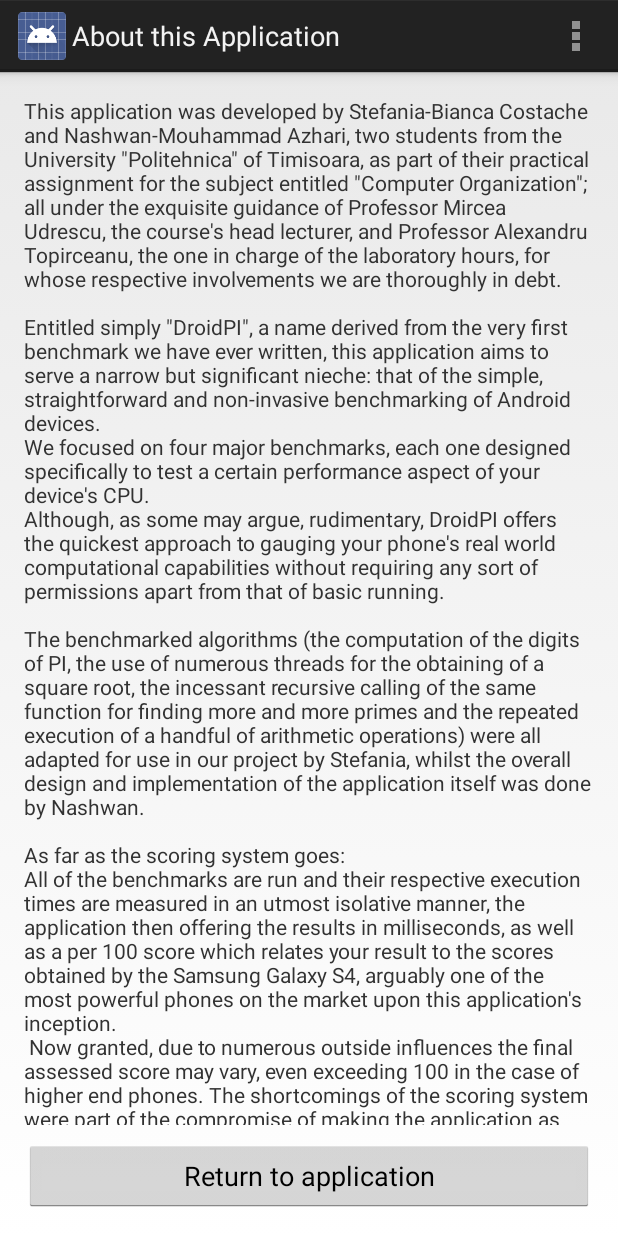
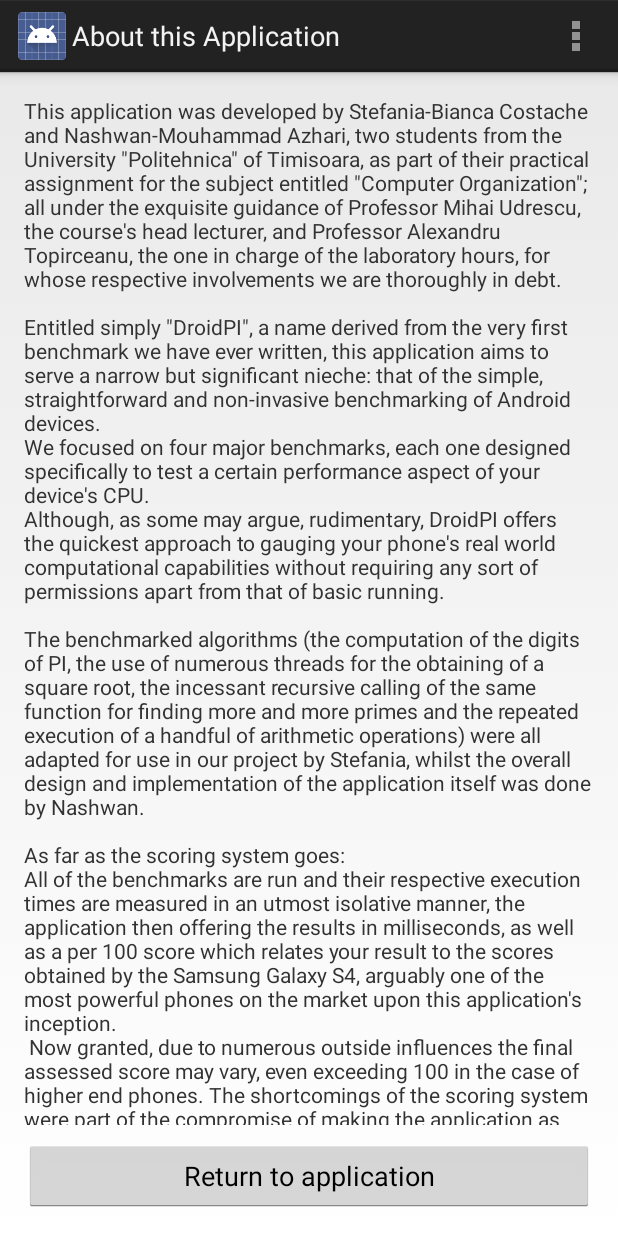
Before and after one commit to aznashwan/DroidPI, an Android app: the AboutAppActivity screen opened directly, with no data from a screen before it, on a phone screen of 412 x 824 dp. Run offline under Robolectric (Android 15) with nearby library versions, the phone set to English and light mode, and no system bars.

Commit message:
Fixed description

```diff
--- a/DroidPi/src/main/res/values/strings.xml
+++ b/DroidPi/src/main/res/values/strings.xml
@@ -45,7 +45,7 @@
     <string name="app_description">This application was developed by Stefania-Bianca Costache and
         Nashwan-Mouhammad Azhari, two students from the University \"Politehnica\" of Timisoara,
         as part of their practical assignment for the subject entitled \"Computer Organization\";
-        all under the exquisite guidance of Professor Mircea Udrescu, the course\'s head lecturer, and Professor
+        all under the exquisite guidance of Professor Mihai Udrescu, the course\'s head lecturer, and Professor
         Alexandru Topirceanu, the one in charge of the laboratory hours, for whose respective involvements we are
         thoroughly in debt. \n\nEntitled simply \"DroidPI\", a name derived from the very first benchmark
         we have ever written, this application aims to serve a narrow but significant nieche: that of the
@@ -63,13 +63,13 @@
         the Samsung Galaxy S4, arguably one of the most powerful phones on the market upon this application\'s inception.\n
         Now granted, due to numerous outside influences the final assessed score may vary, even exceeding 100 in the case of
         higher end phones. The shortcomings of the scoring system were part of the compromise of making the application as
-        transparent and non-invasive as possible whilst still offering a tangible result apart from a time measurement /n/n
+        transparent and non-invasive as possible whilst still offering a tangible result apart from a time measurement\n\n
         As the authors, we would like to thank you for trying out the application. Although it may seem insignificant
         to you, the making of this greatly contributed to the skillsets and overall awareness of the developers and
         vastly broadened their knowledge of the working of hardware benchmarking, an activity we hope to partake in
         again in the near future.\n\nIf you have (surprisingly) stayed with us this long, and because we are firm
         advocates of the Open-Source model, we would like to welcome you to view, analyse, fork and freely use
-        the source code for this application, which can be found in full Android Studio Gradle project form at /n\n
+        the source code for this application, which can be found in full Android Studio Gradle project form at \n\n
         https://github.com/aznashwan/DroidPI
     </string>
 
```
